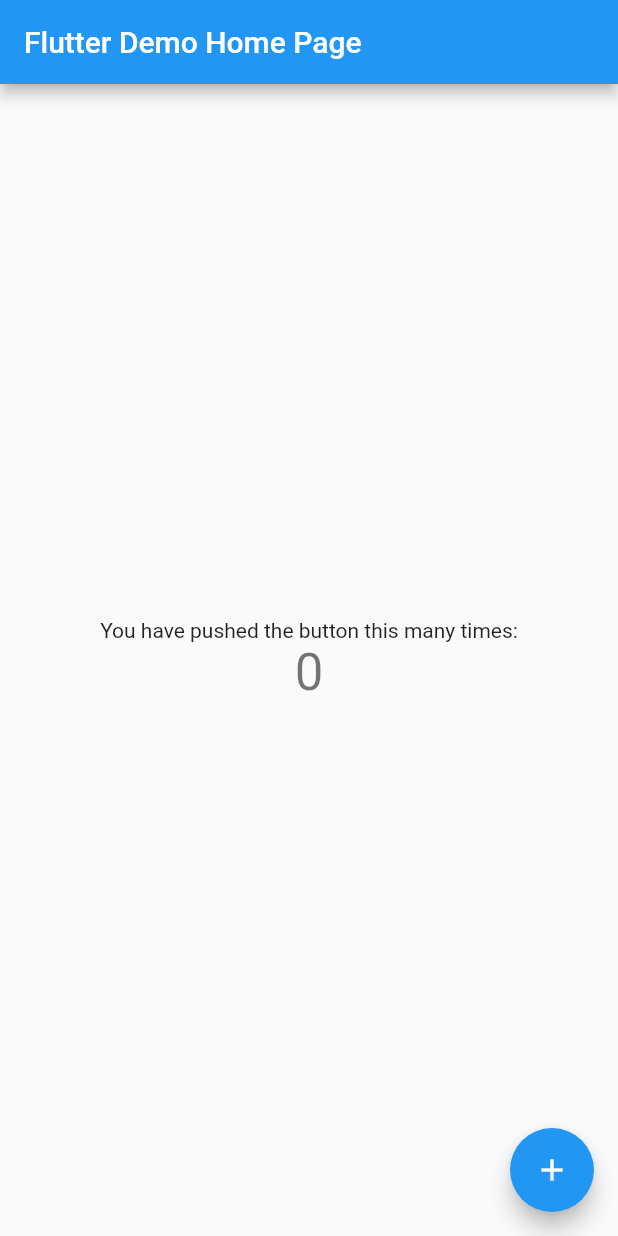
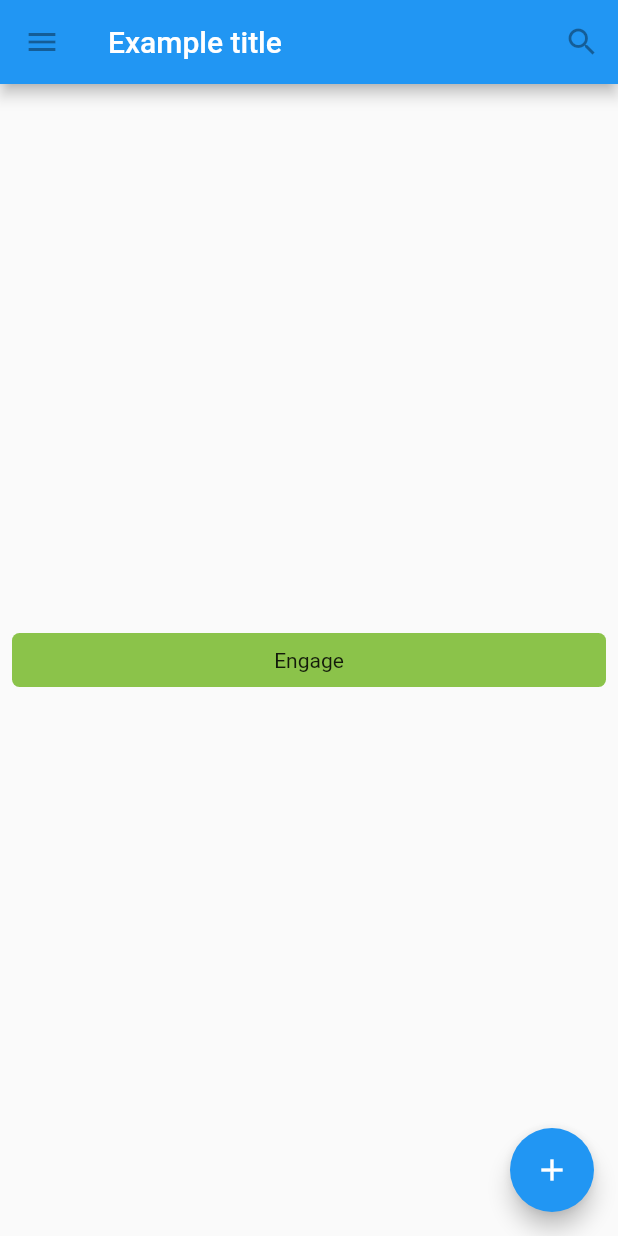
Before and after one commit to droibit/hello_flutter, a Flutter app: the screen it shows after launch, on a phone screen of 412 x 824 dp. Run offline on Flutter 3.47's test engine with Material 2 defaults, Android fonts, the phone set to English and light mode, and no system bars.

Commit message:
WIP: Introduction to widgets

```diff
--- a/lib/main.dart
+++ b/lib/main.dart
@@ -1,111 +1,7 @@
 import 'package:flutter/material.dart';
+import 'src/introduction_to_widgets.dart';
 
-void main() => runApp(MyApp());
-
-class MyApp extends StatelessWidget {
-  // This widget is the root of your application.
-  @override
-  Widget build(BuildContext context) {
-    return MaterialApp(
-      title: 'Flutter Demo',
-      theme: ThemeData(
-        // This is the theme of your application.
-        //
-        // Try running your application with "flutter run". You'll see the
-        // application has a blue toolbar. Then, without quitting the app, try
-        // changing the primarySwatch below to Colors.green and then invoke
-        // "hot reload" (press "r" in the console where you ran "flutter run",
-        // or simply save your changes to "hot reload" in a Flutter IDE).
-        // Notice that the counter didn't reset back to zero; the application
-        // is not restarted.
-        primarySwatch: Colors.blue,
-      ),
-      home: MyHomePage(title: 'Flutter Demo Home Page'),
-    );
-  }
-}
-
-class MyHomePage extends StatefulWidget {
-  MyHomePage({Key key, this.title}) : super(key: key);
-
-  // This widget is the home page of your application. It is stateful, meaning
-  // that it has a State object (defined below) that contains fields that affect
-  // how it looks.
-
-  // This class is the configuration for the state. It holds the values (in this
-  // case the title) provided by the parent (in this case the App widget) and
-  // used by the build method of the State. Fields in a Widget subclass are
-  // always marked "final".
-
-  final String title;
-
-  @override
-  _MyHomePageState createState() => _MyHomePageState();
-}
-
-class _MyHomePageState extends State<MyHomePage> {
-  int _counter = 0;
-
-  void _incrementCounter() {
-    setState(() {
-      // This call to setState tells the Flutter framework that something has
-      // changed in this State, which causes it to rerun the build method below
-      // so that the display can reflect the updated values. If we changed
-      // _counter without calling setState(), then the build method would not be
-      // called again, and so nothing would appear to happen.
-      _counter++;
-    });
-  }
-
-  @override
-  Widget build(BuildContext context) {
-    // This method is rerun every time setState is called, for instance as done
-    // by the _incrementCounter method above.
-    //
-    // The Flutter framework has been optimized to make rerunning build methods
-    // fast, so that you can just rebuild anything that needs updating rather
-    // than having to individually change instances of widgets.
-    return Scaffold(
-      appBar: AppBar(
-        // Here we take the value from the MyHomePage object that was created by
-        // the App.build method, and use it to set our appbar title.
-        title: Text(widget.title),
-      ),
-      body: Center(
-        // Center is a layout widget. It takes a single child and positions it
-        // in the middle of the parent.
-        child: Column(
-          // Column is also layout widget. It takes a list of children and
-          // arranges them vertically. By default, it sizes itself to fit its
-          // children horizontally, and tries to be as tall as its parent.
-          //
-          // Invoke "debug painting" (press "p" in the console, choose the
-          // "Toggle Debug Paint" action from the Flutter Inspector in Android
-          // Studio, or the "Toggle Debug Paint" command in Visual Studio Code)
-          // to see the wireframe for each widget.
-          //
-          // Column has various properties to control how it sizes itself and
-          // how it positions its children. Here we use mainAxisAlignment to
-          // center the children vertically; the main axis here is the vertical
-          // axis because Columns are vertical (the cross axis would be
-          // horizontal).
-          mainAxisAlignment: MainAxisAlignment.center,
-          children: <Widget>[
-            Text(
-              'You have pushed the button this many times:',
-            ),
-            Text(
-              '$_counter',
-              style: Theme.of(context).textTheme.display1,
-            ),
-          ],
-        ),
-      ),
-      floatingActionButton: FloatingActionButton(
-        onPressed: _incrementCounter,
-        tooltip: 'Increment',
-        child: Icon(Icons.add),
-      ), // This trailing comma makes auto-formatting nicer for build methods.
-    );
-  }
-}
+void main() => runApp(MaterialApp(
+  title: 'My app',
+  home: TutorialHome(),
+));
--- /dev/null
+++ b/lib/src/introduction_to_widgets.dart
@@ -0,0 +1,112 @@
+import 'package:flutter/material.dart';
+
+// ref. https://flutter.dev/docs/development/ui/widgets-intro
+
+class _MyAppBar extends StatelessWidget {
+  final Widget title;
+
+  _MyAppBar({@required this.title});
+
+  @override
+  Widget build(BuildContext context) {
+    return Container(
+      height: 56.0,
+      padding: const EdgeInsets.symmetric(horizontal: 16.0),
+      decoration: BoxDecoration(color: Colors.blue[500]),
+      child: Row(
+        children: <Widget>[
+          IconButton(
+            icon: Icon(Icons.menu),
+            tooltip: 'Navigation menu',
+            onPressed: null,
+          ),
+          Expanded(
+            child: title,
+          ),
+          IconButton(
+            icon: Icon(Icons.search),
+            tooltip: 'Search',
+            onPressed: null,
+          ),
+        ],
+      ),
+    );
+  }
+}
+
+class MyScaffold extends StatelessWidget {
+  @override
+  Widget build(BuildContext context) {
+    return Material(
+      child: Column(
+        children: <Widget>[
+          _MyAppBar(
+            title: Text(
+              'Example title',
+              style: Theme.of(context).primaryTextTheme.title,
+            ),
+          ),
+          Expanded(
+            child: Center(
+              child: Text('Hello, world!'),
+            ),
+          )
+        ],
+      ),
+    );
+  }
+}
+
+class TutorialHome extends StatelessWidget {
+  @override
+  Widget build(BuildContext context) {
+    return Scaffold(
+      appBar: AppBar(
+        leading: IconButton(
+          icon: Icon(Icons.menu),
+          tooltip: 'Navigation menu',
+          onPressed: null,
+        ),
+        title: Text('Example title'),
+        actions: <Widget>[
+          IconButton(
+            icon: Icon(Icons.search),
+            tooltip: 'Search',
+            onPressed: null,
+          ),
+        ],
+      ),
+      body: Center(
+        child: MyButton(),
+      ),
+      floatingActionButton: FloatingActionButton(
+        tooltip: 'Add',
+        child: Icon(Icons.add),
+        onPressed: null,
+      ),
+    );
+  }
+}
+
+class MyButton extends StatelessWidget {
+  @override
+  Widget build(BuildContext context) {
+    return GestureDetector(
+      onTap: () {
+        print('MyButton was tapped!');
+      },
+      child: Container(
+        height: 36.0,
+        padding: const EdgeInsets.all(8.0),
+        margin: const EdgeInsets.symmetric(horizontal: 8.0),
+        decoration: BoxDecoration(
+          borderRadius: BorderRadius.circular(5.0),
+          color: Colors.lightGreen[500],
+        ),
+        child: Center(
+          child: const Text('Engage'),
+        ),
+      ),
+    );
+  }
+}
```
Also changed, not shown: 1 other file.
